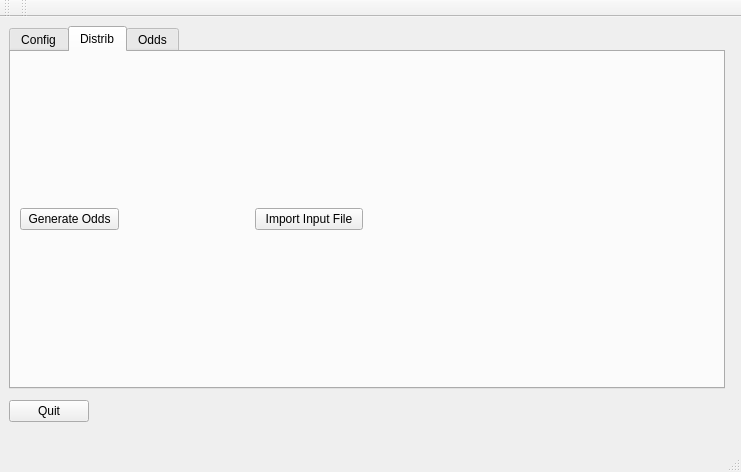
poupou14/CombinoGen, file src/mainwin.ui: the form before one commit.
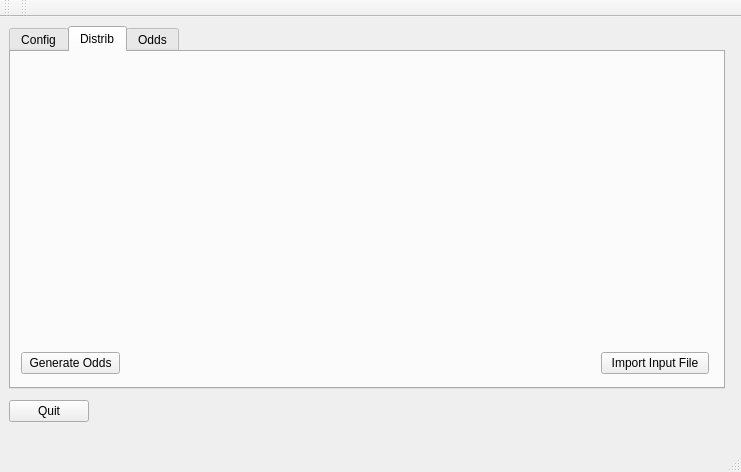
The form after the commit. The open tabs and pages were chosen to show the change.

```diff
--- a/src/mainwin.ui
+++ b/src/mainwin.ui
@@ -91,8 +91,8 @@
      <widget class="QPushButton" name="pbGenerateOdds">
       <property name="geometry">
        <rect>
-        <x>9</x>
-        <y>156</y>
+        <x>10</x>
+        <y>300</y>
         <width>99</width>
         <height>22</height>
        </rect>
@@ -104,8 +104,8 @@
      <widget class="QPushButton" name="pbImport">
       <property name="geometry">
        <rect>
-        <x>244</x>
-        <y>156</y>
+        <x>590</x>
+        <y>300</y>
         <width>108</width>
         <height>22</height>
        </rect>
```
Left out of the diff: 2 changed lines with no effect on the pictures.
